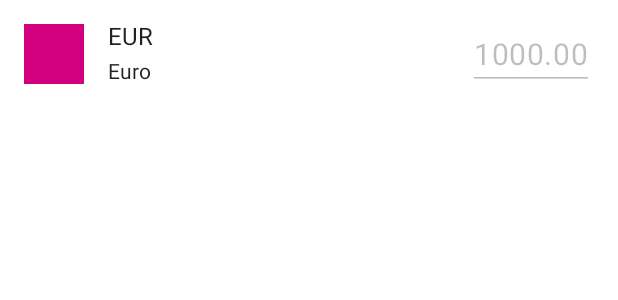
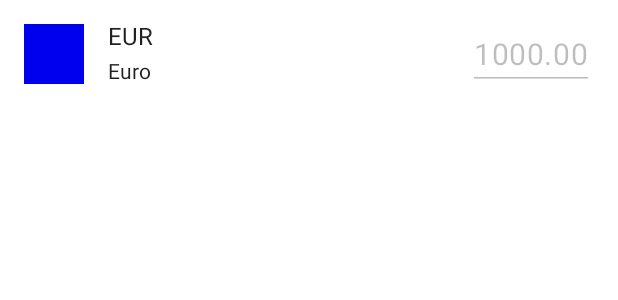
Before and after one commit to meewii/rate-converter, an Android app: the layout li_rate_display.xml on its own in the app's theme, with its tools: preview values and no code run, on a phone screen of 412 x 824 dp. Shown: the top 300 px of the screen. Run offline under Robolectric (Android 15) with nearby library versions, the phone set to English and light mode, and no system bars.

Commit message:
change secondary colors to blue

```diff
--- a/app/src/main/res/layout/li_rate_display.xml
+++ b/app/src/main/res/layout/li_rate_display.xml
@@ -63,13 +63,14 @@
         app:textRes="@{rate.nameResId}"
         tools:text="Euro" />
 
-    <EditText
+    <com.google.android.material.textfield.TextInputEditText
         android:id="@+id/ui_value"
         android:layout_width="wrap_content"
         android:layout_height="wrap_content"
         android:layout_marginEnd="16dp"
-        android:maxWidth="100dp"
+        android:maxWidth="120dp"
         android:maxLines="1"
+        android:ellipsize="end"
         android:textAppearance="@style/AppTheme.Text.RateValue"
         app:layout_constraintBottom_toBottomOf="parent"
         app:layout_constraintEnd_toEndOf="parent"
--- a/app/src/main/res/values/colors.xml
+++ b/app/src/main/res/values/colors.xml
@@ -4,10 +4,10 @@
     <color name="primary">@color/white</color>
     <color name="on_primary">@color/black_primary</color>
     <color name="primary_dark">@color/grey_light</color>
-    <color name="secondary">@color/pink</color>
-    <color name="on_secondary">@color/black</color>
-    <color name="secondary_dark">@color/pink_dark</color>
-    <color name="on_surface">@color/black_primary</color>
+    <color name="secondary">@color/blue</color>
+    <color name="on_secondary">@color/white</color>
+    <color name="secondary_dark">@color/blue_dark</color>
+    <color name="on_surface">@color/white</color>
     <color name="on_surface_secondary">@color/blue_grey</color>
     <color name="error">@color/red</color>
     <color name="on_error">@color/white</color>
@@ -23,6 +23,6 @@
     <color name="black">#000</color>
     <color name="black_primary">#191C1F</color>
     <color name="red">#f44336</color>
-    <color name="pink">#EB008D</color>
-    <color name="pink_dark">#D2007E</color>
+    <color name="blue">#0075EB</color>
+    <color name="blue_dark">#0000EE</color>
 </resources>
```
